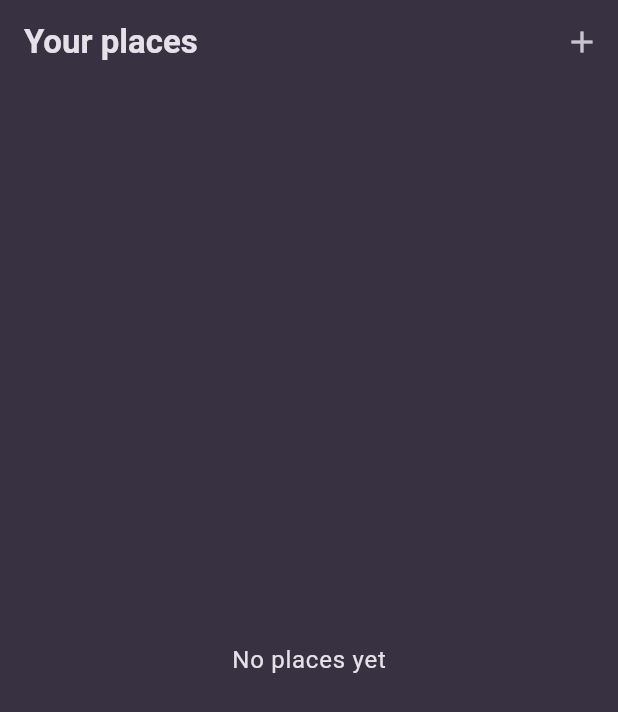
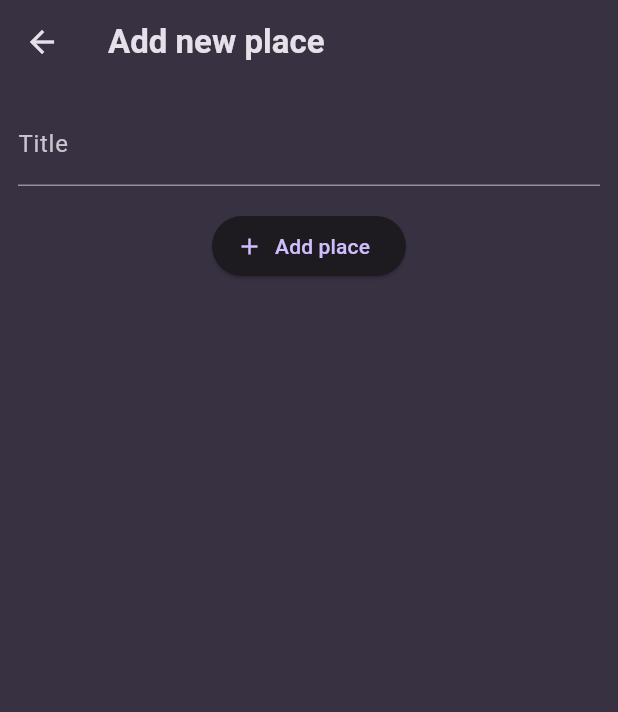
Before and after one commit to JuaniV2002/favorite_places_app, a Flutter app: the screen it shows after launch, after a tap on the "add" icon, on a phone screen of 412 x 824 dp. Shown: the top 712 px of the screen. Run offline on Flutter 3.47's test engine with Material 3 defaults, Android fonts, the phone set to English and light mode, and no system bars; our stand-ins replace google_fonts.

Commit message:
first add place screen implementation

```diff
--- a/lib/screens/add_place.dart
+++ b/lib/screens/add_place.dart
@@ -0,0 +1,49 @@
+import 'package:flutter/material.dart';
+
+class AddPlaceScreen extends StatefulWidget {
+  const AddPlaceScreen({super.key});
+
+  @override
+  State<AddPlaceScreen> createState() {
+    return _AddPlaceScreenState();
+  }
+}
+
+class _AddPlaceScreenState extends State<AddPlaceScreen> {
+  final _titleController = TextEditingController();
+
+  @override
+  void dispose() {
+    _titleController.dispose();
+    super.dispose();
+  }
+
+  @override
+  Widget build(BuildContext context) {
+    return Scaffold(
+      appBar: AppBar(
+        title: const Text('Add new place'),
+      ),
+      body: SingleChildScrollView(
+        padding: const EdgeInsets.all(12),
+        child: Column(
+          children: [
+            TextField(
+              decoration: const InputDecoration(labelText: 'Title'),
+              controller: _titleController,
+              style: TextStyle(
+                color: Theme.of(context).colorScheme.onSurface,
+              ),
+            ),
+            const SizedBox(height: 16),
+            ElevatedButton.icon(
+              onPressed: () {},
+              icon: const Icon(Icons.add),
+              label: const Text('Add place'),
+            ),
+          ],
+        ),
+      ),
+    );
+  }
+}
--- a/lib/screens/places.dart
+++ b/lib/screens/places.dart
@@ -1,6 +1,7 @@
 import 'package:flutter/material.dart';
 
 import 'package:favorite_places_app/widgets/places_list.dart';
+import 'package:favorite_places_app/screens/add_place.dart';
 
 class PlacesScreen extends StatelessWidget {
   const PlacesScreen({super.key});
@@ -13,7 +14,13 @@ class PlacesScreen extends StatelessWidget {
         actions: [
           IconButton(
             icon: const Icon(Icons.add),
-            onPressed: () {},
+            onPressed: () {
+              Navigator.of(context).push(
+                MaterialPageRoute(
+                  builder: (ctx) => const AddPlaceScreen(),
+                ),
+              );
+            },
           ),
         ],
       ),
```
